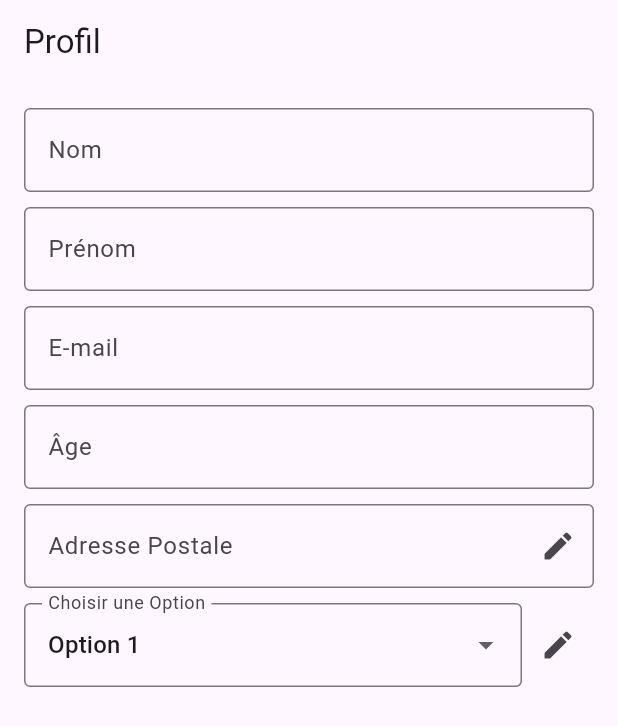
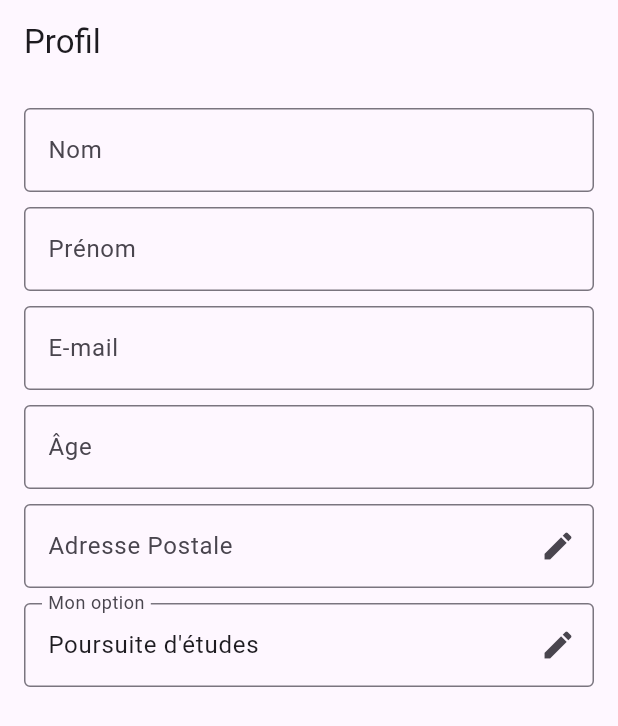
Before and after one commit to Sllappo/sprint_flutter, a Flutter app: the ProfilePage screen opened directly, on a phone screen of 412 x 824 dp. Shown: the top 726 px of the screen. Run offline on Flutter 3.47's test engine with Material 3 defaults, Android fonts, the phone set to English and light mode, and no system bars.

Commit message:
modification de la page profil

```diff
--- a/lib/maj_profil.dart
+++ b/lib/majProfil.dart
@@ -9,12 +9,8 @@ class MyApp extends StatelessWidget {
 
   @override
   Widget build(BuildContext context) {
-    return MaterialApp(
-      title: 'Page de Profil',
-      theme: ThemeData(
-        primarySwatch: Colors.blue,
-      ),
-      home: const ProfilePage(),
+    return const MaterialApp(
+      home: ProfilePage(),
     );
   }
 }
@@ -33,13 +29,17 @@ class _ProfilePageState extends State<ProfilePage> {
   final TextEditingController _ageController = TextEditingController();
   final TextEditingController _adresseController = TextEditingController();
 
-  String? _selectedOption; // Variable pour stocker l'option sélectionnée
-  final List<String> _options = ['Option 1', 'Option 2', 'Option 3'];
+  String? _selectedOption;
+  final List<String> _options = [
+    'Poursuite d\'études',
+    'Réorientation',
+    'Reconversion'
+  ];
 
   @override
   void initState() {
     super.initState();
-    _selectedOption = _options[0]; // Initialiser avec la première option
+    _selectedOption = _options[0];
   }
 
   @override
@@ -87,7 +87,8 @@ class _ProfilePageState extends State<ProfilePage> {
             ),
             const SizedBox(height: 10),
             GestureDetector(
-              onTap: () => _showEditAddressDialog(context),
+              onTap: () => _showAddressDialog(
+                  context), // Appel de la fonction de dialogue
               child: TextField(
                 controller: _adresseController,
                 decoration: const InputDecoration(
@@ -95,58 +96,32 @@ class _ProfilePageState extends State<ProfilePage> {
                   border: OutlineInputBorder(),
                   suffixIcon: Icon(Icons.edit),
                 ),
-                readOnly:
-                    true, // Le champ est en lecture seule pour désactiver la saisie directe
               ),
             ),
             const SizedBox(height: 10),
-            // Section pour le menu déroulant et l'icône de crayon
-            Row(
-              mainAxisAlignment: MainAxisAlignment.spaceBetween,
-              children: [
-                Expanded(
-                  child: DropdownButtonFormField<String>(
-                    value: _selectedOption,
+            GestureDetector(
+              onTap: () => _showOptionDialog(context),
+              child: TextField(
+                controller: TextEditingController(text: _selectedOption),
                 decoration: const InputDecoration(
-                      labelText: 'Choisir une Option',
+                  labelText: 'Mon option',
                   border: OutlineInputBorder(),
+                  suffixIcon: Icon(Icons.edit),
                 ),
-                    items: _options.map((String option) {
-                      return DropdownMenuItem<String>(
-                        value: option,
-                        child: Text(option),
-                      );
-                    }).toList(),
-                    onChanged: (String? newValue) {
-                      setState(() {
-                        _selectedOption =
-                            newValue; // Met à jour l'option sélectionnée
-                      });
-                    },
+                readOnly: true,
               ),
             ),
-                IconButton(
-                  icon: const Icon(Icons.edit),
-                  onPressed: () {
-                    _showEditOptionDialog(
-                        context); // Ouvrir le dialogue pour modifier l'option
-                  },
-                ),
-              ],
-            ),
-            const SizedBox(height: 10),
           ],
         ),
       ),
     );
   }
 
-  // Fonction pour afficher le dialog de modification d'adresse
-  void _showEditAddressDialog(BuildContext context) {
-    final TextEditingController _tempAdresseController =
+  // Dialog pour modifier l'adresse postale
+  void _showAddressDialog(BuildContext context) {
+    final TextEditingController _tempAddressController =
         TextEditingController();
-    _tempAdresseController.text =
-        _adresseController.text; // Préremplir avec l'adresse actuelle
+    _tempAddressController.text = _adresseController.text;
 
     showDialog(
       context: context,
@@ -154,7 +129,7 @@ class _ProfilePageState extends State<ProfilePage> {
         return AlertDialog(
           title: const Text('Modifier l\'Adresse Postale'),
           content: TextField(
-            controller: _tempAdresseController,
+            controller: _tempAddressController,
             decoration: const InputDecoration(
               labelText: 'Nouvelle Adresse',
               border: OutlineInputBorder(),
@@ -170,8 +145,7 @@ class _ProfilePageState extends State<ProfilePage> {
             ElevatedButton(
               onPressed: () {
                 setState(() {
-                  _adresseController.text = _tempAdresseController
-                      .text; // Met à jour l'adresse principale
+                  _adresseController.text = _tempAddressController.text;
                 });
                 Navigator.of(context).pop(); // Ferme le dialogue
               },
@@ -183,25 +157,17 @@ class _ProfilePageState extends State<ProfilePage> {
     );
   }
 
-  // Fonction pour afficher le dialog de modification de l'option
-  void _showEditOptionDialog(BuildContext context) {
-    final TextEditingController _tempOptionController = TextEditingController();
-    _tempOptionController.text =
-        _selectedOption ?? ''; // Préremplir avec l'option actuelle
+  // Dialog pour modifier l'option
+  void _showOptionDialog(BuildContext context) {
+    String? selectedOption = _selectedOption; // Conserver la valeur actuelle
 
     showDialog(
       context: context,
       builder: (BuildContext context) {
         return AlertDialog(
           title: const Text('Modifier l\'Option'),
-          content: Column(
-            mainAxisSize:
-                MainAxisSize.min, // Permet de redimensionner le dialogue
-            children: [
-              DropdownButtonFormField<String>(
-                value: _tempOptionController.text.isNotEmpty
-                    ? _tempOptionController.text
-                    : null,
+          content: DropdownButtonFormField<String>(
+            value: selectedOption,
             items: _options.map((String option) {
               return DropdownMenuItem<String>(
                 value: option,
@@ -209,11 +175,10 @@ class _ProfilePageState extends State<ProfilePage> {
               );
             }).toList(),
             onChanged: (String? newValue) {
-                  _tempOptionController.text =
-                      newValue!; // Met à jour l'option temporaire
+              setState(() {
+                selectedOption = newValue; // Met à jour la sélection
+              });
             },
-              ),
-            ],
           ),
           actions: <Widget>[
             TextButton(
@@ -225,10 +190,10 @@ class _ProfilePageState extends State<ProfilePage> {
             ElevatedButton(
               onPressed: () {
                 setState(() {
-                  _selectedOption = _tempOptionController
-                      .text; // Met à jour l'option principale
+                  _selectedOption =
+                      selectedOption; // Enregistre la nouvelle option
                 });
-                Navigator.of(context).pop(); // Ferme le dialogue
+                Navigator.of(context).pop();
               },
               child: const Text('Enregistrer'),
             ),
```
Lines whose indentation alone changed are shown as unchanged.
